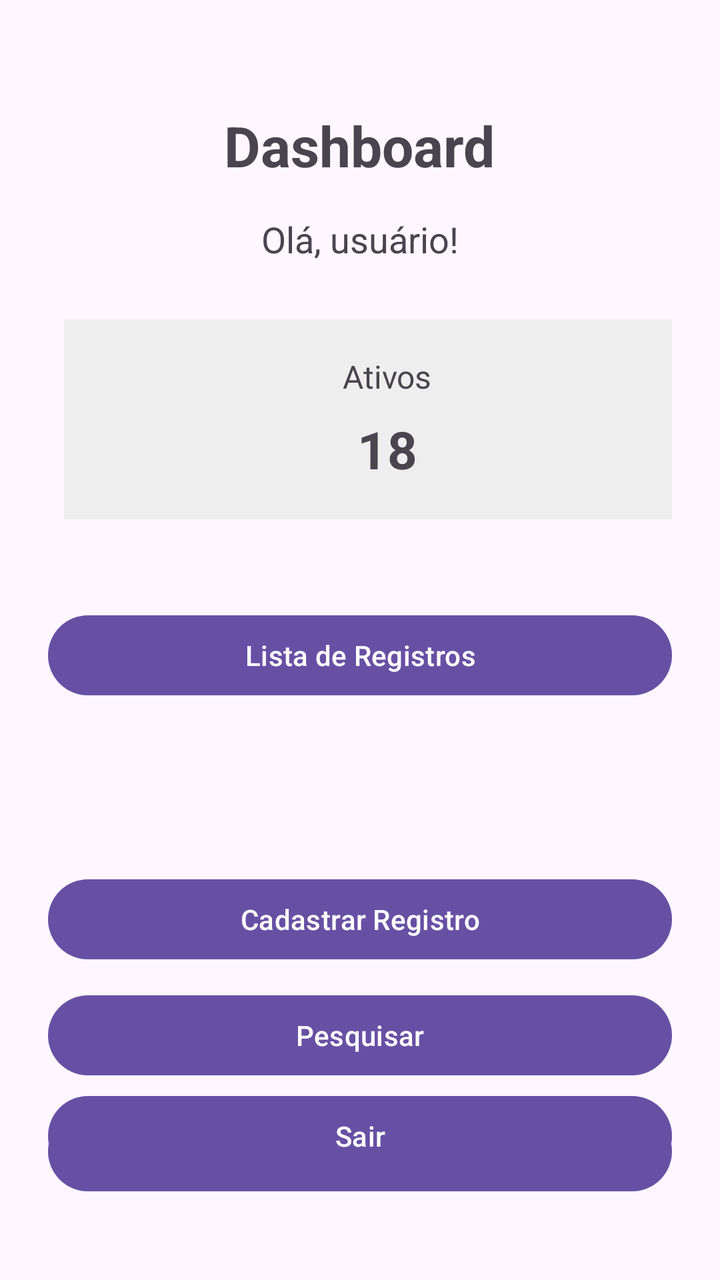
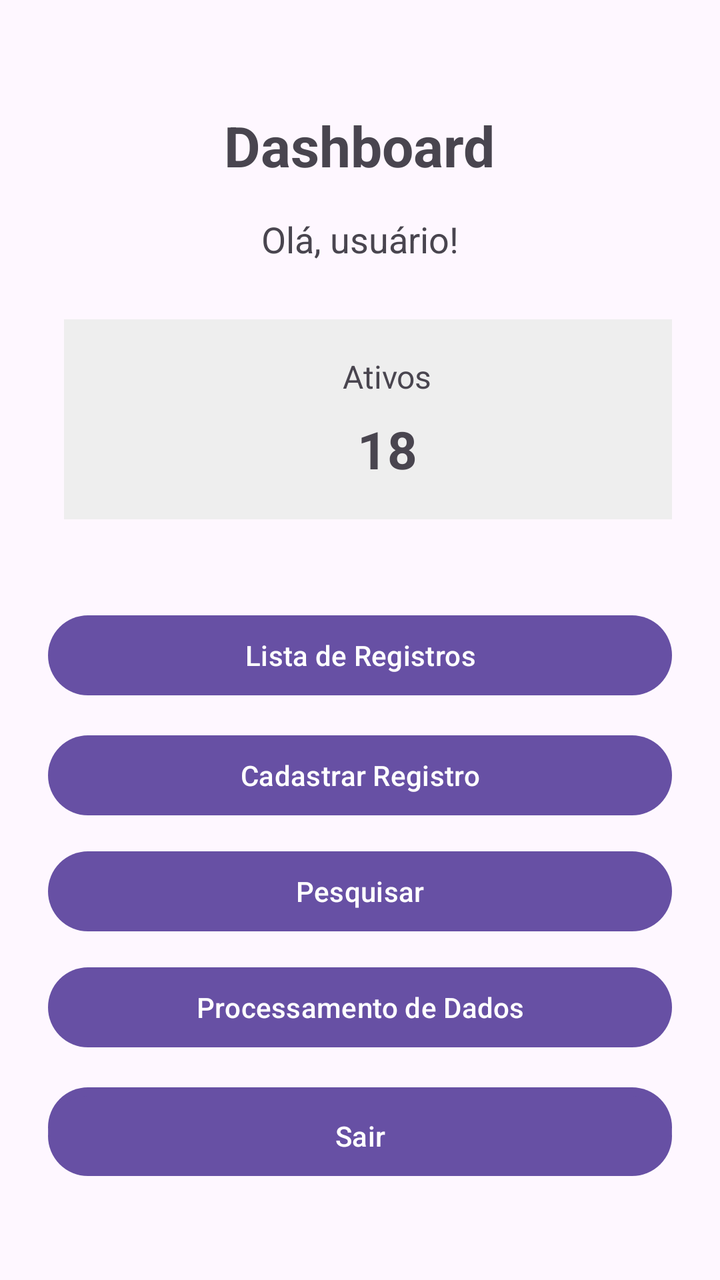

An Android layout rendered at two revisions. The XML below is the earlier revision; the diff shows what the commit changed to produce the second picture.
<!-- AndroidManifest.xml: application theme Theme.AndroidNative -->
<!-- res/layout/activity_dashboard.xml -->
<?xml version="1.0" encoding="utf-8"?>
<RelativeLayout xmlns:android="http://schemas.android.com/apk/res/android"
    xmlns:tools="http://schemas.android.com/tools"
    android:id="@+id/main"
    android:layout_width="match_parent"
    android:layout_height="match_parent"
    android:padding="24dp"
    tools:context=".DashboardActivity">

    <TextView
        android:id="@+id/tvTitulo"
        android:layout_width="wrap_content"
        android:layout_height="wrap_content"
        android:layout_centerHorizontal="true"
        android:layout_marginTop="30dp"
        android:text="Dashboard"
        android:textSize="28sp"
        android:textStyle="bold" />

    <TextView
        android:id="@+id/tvBoasVindas"
        android:layout_width="wrap_content"
        android:layout_height="wrap_content"
        android:layout_below="@id/tvTitulo"
        android:layout_centerHorizontal="true"
        android:layout_marginTop="16dp"
        android:text="Olá, usuário!"
        android:textSize="18sp" />

    <LinearLayout
        android:id="@+id/layoutIndicadores"
        android:layout_width="match_parent"
        android:layout_height="wrap_content"
        android:layout_below="@id/tvBoasVindas"
        android:layout_marginTop="28dp"
        android:orientation="horizontal"
        android:weightSum="2">

        <LinearLayout
            android:layout_width="343dp"
            android:layout_height="100dp"
            android:layout_marginStart="8dp"
            android:layout_weight="1"
            android:background="#EEEEEE"
            android:gravity="center"
            android:orientation="vertical">

            <TextView
                android:layout_width="wrap_content"
                android:layout_height="wrap_content"
                android:text="Ativos"
                android:textSize="16sp" />

            <TextView
                android:id="@+id/tvAtivos"
                android:layout_width="wrap_content"
                android:layout_height="wrap_content"
                android:layout_marginTop="8dp"
                android:text="18"
                android:textSize="26sp"
                android:textStyle="bold" />

        </LinearLayout>

    </LinearLayout>

    <Button
        android:id="@+id/btnLista"
        android:layout_width="match_parent"
        android:layout_height="wrap_content"
        android:layout_below="@id/layoutIndicadores"
        android:layout_marginTop="44dp"
        android:text="Lista de Registros" />

    <Button
        android:id="@+id/btnCadastrar"
        android:layout_width="match_parent"
        android:layout_height="wrap_content"
        android:layout_below="@id/btnLista"
        android:layout_marginTop="84dp"
        android:text="Cadastrar Registro" />

    <Button
        android:id="@+id/btnPesquisar"
        android:layout_width="match_parent"
        android:layout_height="wrap_content"
        android:layout_below="@id/btnCadastrar"
        android:layout_marginTop="10dp"
        android:text="Pesquisar" />

    <Button
        android:id="@+id/btnProcessamento"
        android:layout_width="match_parent"
        android:layout_height="wrap_content"
        android:layout_below="@id/btnPesquisar"
        android:layout_marginTop="10dp"
        android:text="Processamento de Dados" />

    <Button
        android:id="@+id/btnSair"
        android:layout_width="match_parent"
        android:layout_height="wrap_content"
        android:layout_alignParentBottom="true"
        android:layout_marginBottom="24dp"
        android:text="Sair" />

    <LinearLayout
        android:layout_width="0dp"
        android:layout_height="100dp"
        android:layout_marginEnd="8dp"
        android:layout_weight="1"
        android:background="#EEEEEE"
        android:gravity="center"
        android:orientation="vertical">

        <TextView
            android:layout_width="wrap_content"
            android:layout_height="wrap_content"
            android:text="Total"
            android:textSize="16sp" />

        <TextView
            android:id="@+id/tvTotal"
            android:layout_width="wrap_content"
            android:layout_height="wrap_content"
            android:layout_marginTop="8dp"
            android:text="25"
            android:textSize="26sp"
            android:textStyle="bold" />

    </LinearLayout>

</RelativeLayout>
<!-- resources referenced by this layout -->
<resources>
  <style name="Theme.AndroidNative" parent="Base.Theme.AndroidNative" />
  <style name="Base.Theme.AndroidNative" parent="Theme.Material3.DayNight.NoActionBar">
          
          
      </style>
</resources>

<!-- the commit's change to res/layout/activity_dashboard.xml (unified diff, before → after) -->
@@ -77,7 +77,7 @@
         android:layout_width="match_parent"
         android:layout_height="wrap_content"
         android:layout_below="@id/btnLista"
-        android:layout_marginTop="84dp"
+        android:layout_marginTop="12dp"
         android:text="Cadastrar Registro" />
 
     <Button
@@ -95,6 +95,13 @@
         android:layout_below="@id/btnPesquisar"
         android:layout_marginTop="10dp"
         android:text="Processamento de Dados" />
+    <Button
+        android:id="@+id/btnGraficos"
+        android:layout_width="match_parent"
+        android:layout_height="wrap_content"
+        android:layout_below="@id/btnProcessamento"
+        android:layout_marginTop="12dp"
+        android:text="Gráficos e Resultados" />
 
     <Button
         android:id="@+id/btnSair"
